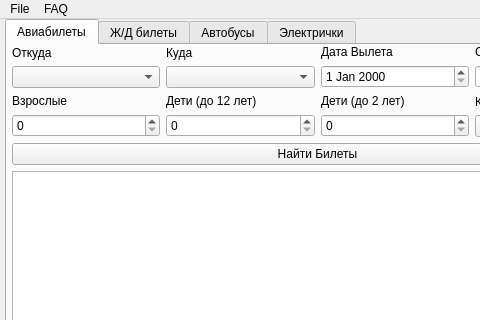
Qt form FindTicket/mainwindow.ui (alshitov/laboratories) before a commit; both pictures show x 0 to 480 and y 0 to 320 of the 642 by 686 pixel window.
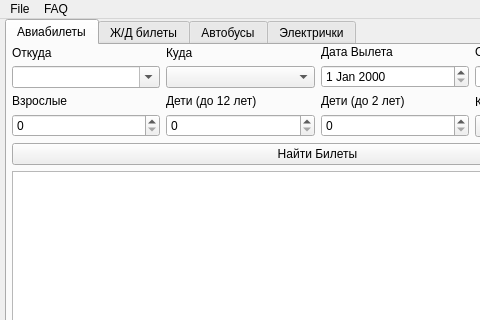
The same form after that commit. The open tabs and pages were chosen to show the change.

Patch:
```diff
--- a/FindTicket/mainwindow.ui
+++ b/FindTicket/mainwindow.ui
@@ -136,7 +136,11 @@
                </widget>
               </item>
               <item>
-               <widget class="QComboBox" name="aviaFromComboBox_7"/>
+               <widget class="QComboBox" name="aviaFromComboBox">
+                <property name="editable">
+                 <bool>true</bool>
+                </property>
+               </widget>
               </item>
              </layout>
             </item>
```
Left out of the diff: 48 changed lines with no effect on the pictures.
